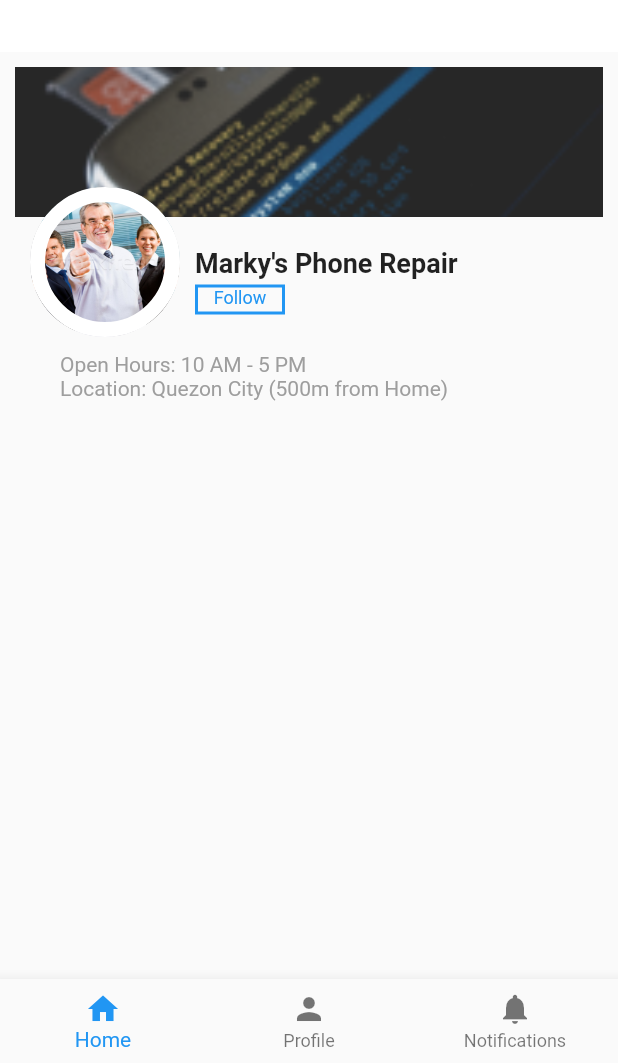
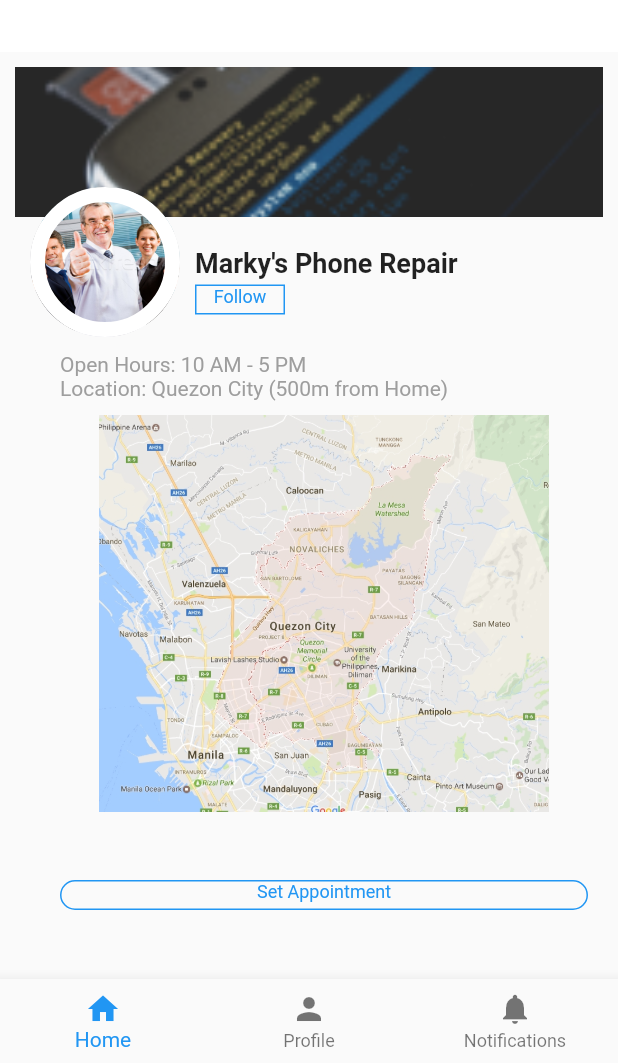
Before and after one commit to HilaLi-Tech/Busy-PH, a Flutter app: the Shop screen opened by its route, on a phone screen of 412 x 824 dp, the part 173-1236 px from its top. Run offline on Flutter 3.47's test engine with Material 2 defaults, Android fonts, the phone set to English and light mode, and no system bars.

Commit message:
Shop page UI

```diff
--- a/lib/pages/shop_page.dart
+++ b/lib/pages/shop_page.dart
@@ -86,7 +86,7 @@ class _ShopState extends State<Shop> {
                             textAlign: TextAlign.center,
                             style: TextStyle(color: Colors.blue, fontSize: 12)),
                             decoration: BoxDecoration(
-                              border: Border.all(color: Colors.blue, width: 2)
+                              border: Border.all(color: Colors.blue)
                             ),
                           ))
                     ]),
@@ -107,6 +107,36 @@ class _ShopState extends State<Shop> {
                   color: Colors.grey[500],
                 ),
               ),
+                    Row(
+                      mainAxisAlignment: MainAxisAlignment.center,
+                      children: [
+                        Container(
+                            margin: EdgeInsets.all(10),
+                            width: 300,
+                            height: 300,
+                            decoration:  BoxDecoration(
+                              // borderRadius: BorderRadius.circular(20),
+                                image: DecorationImage(
+                                  image: AssetImage('assets/images/Map_Text.jpg'),
+                                  fit: BoxFit.fitWidth,
+                                  alignment: FractionalOffset.topCenter,
+                                )
+                            )
+                        ),
+
+                      ],
+                    ),
+                    Container(
+                      height:20,
+                      width: 400,
+                      child: Text("Set Appointment",
+                          textAlign: TextAlign.center,
+                          style: TextStyle(color: Colors.blue, fontSize: 12)),
+                      decoration: BoxDecoration(
+                          borderRadius: BorderRadius.circular(10),
+                          border: Border.all(color: Colors.blue)
+                      ),
+                    )
           ]))])
       ),
       bottomNavigationBar: const BottomNaviBar(),
--- a/pubspec.yaml
+++ b/pubspec.yaml
@@ -30,8 +30,7 @@ dependencies:
   flutter:
     sdk: flutter
   table_calendar: ^3.0.4
-
-
+  auto_route: ^3.2.4
 
   # The following adds the Cupertino Icons font to your application.
   # Use with the CupertinoIcons class for iOS style icons.
```
Also changed, not shown: assets/locations.json (added, +1 -0 lines), lib/locations.dart (deleted, +0 -100 lines), lib/src/locations.dart (added, +100 -0 lines), assets/images/Map_Text.jpg (added), pubspec.lock.
